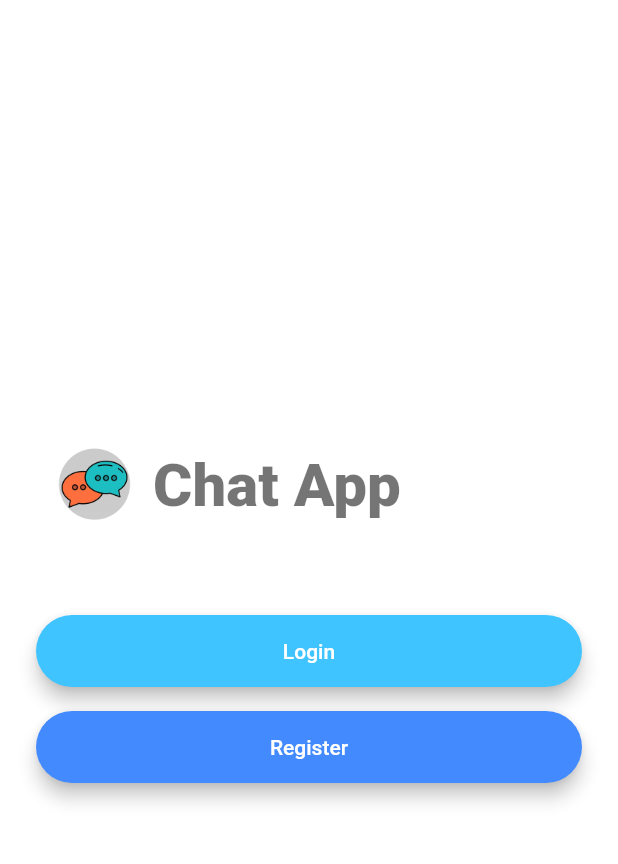
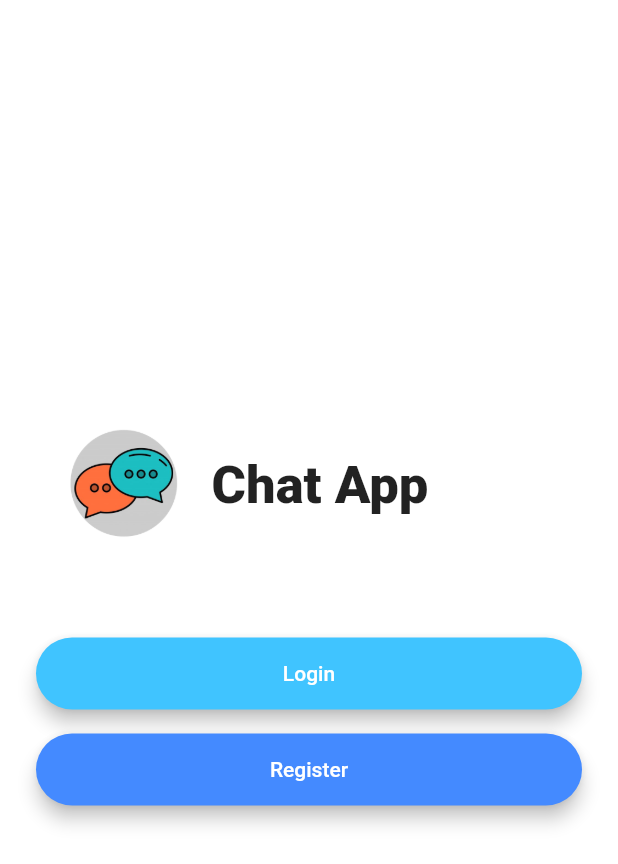
Before and after one commit to sabanansari/Chat-App, a Flutter app: the screen it shows after launch, on a phone screen of 412 x 824 dp. Shown: the top 864 px of the screen. Run offline on Flutter 3.47's test engine with Material 2 defaults, Android fonts, the phone set to English and light mode, and no system bars; our stand-ins replace animated_text_kit.

```diff
--- a/lib/main.dart
+++ b/lib/main.dart
@@ -12,11 +12,6 @@ class ChatApp extends StatelessWidget {
   @override
   Widget build(BuildContext context) {
     return MaterialApp(
-      theme: ThemeData.dark().copyWith(
-          textTheme: TextTheme(
-        body1: TextStyle(color: Colors.black54),
-      )),
-      home: WelcomeScreen(),
       initialRoute: WelcomeScreen.id,
       routes: {
         WelcomeScreen.id: (context) => WelcomeScreen(),
--- a/lib/screens/enter_button.dart
+++ b/lib/screens/enter_button.dart
@@ -19,7 +19,10 @@ class EnterButton extends StatelessWidget {
           onPressed: onPressed,
           minWidth: 200.0,
           height: 42.0,
-          child: Text(label),
+          child: Text(
+            label,
+            style: TextStyle(color: Colors.white),
+          ),
         ),
       ),
     );
--- a/lib/screens/registration_screen.dart
+++ b/lib/screens/registration_screen.dart
@@ -1,5 +1,6 @@
 import 'dart:ui';
 
+import 'package:chat_app/screens/enter_button.dart';
 import 'package:flutter/material.dart';
 import 'input_field.dart';
 
@@ -31,10 +32,20 @@ class _RegistrationScreenState extends State<RegistrationScreen> {
               height: 8.0,
             ),
             InputField(hint: 'Enter your email', colour: Colors.blueAccent),
+            SizedBox(
+              height: 10.0,
+            ),
             InputField(
               hint: 'Enter your password',
               colour: Colors.blueAccent,
             ),
+            SizedBox(
+              height: 48.0,
+            ),
+            EnterButton(
+              label: 'Register',
+              colour: Colors.blueAccent,
+            )
           ],
         ),
       ),
--- a/lib/screens/welcome_screen.dart
+++ b/lib/screens/welcome_screen.dart
@@ -1,7 +1,9 @@
 import 'package:chat_app/screens/login_screen.dart';
 import 'package:chat_app/screens/registration_screen.dart';
+import 'package:flutter/animation.dart';
 import 'package:flutter/material.dart';
 import 'enter_button.dart';
+import 'package:animated_text_kit/animated_text_kit.dart';
 
 class WelcomeScreen extends StatefulWidget {
   static String id = 'welcome_screen';
@@ -9,7 +11,32 @@ class WelcomeScreen extends StatefulWidget {
   _WelcomeScreenState createState() => _WelcomeScreenState();
 }
 
-class _WelcomeScreenState extends State<WelcomeScreen> {
+class _WelcomeScreenState extends State<WelcomeScreen>
+    with SingleTickerProviderStateMixin {
+  AnimationController controller;
+  Animation animation;
+
+  @override
+  void initState() {
+    // TODO: implement initState
+    super.initState();
+    controller = AnimationController(
+      duration: Duration(seconds: 1),
+      vsync: this,
+    );
+    animation = CurvedAnimation(parent: controller, curve: Curves.decelerate);
+    controller.forward();
+    controller.addListener(() {
+      setState(() {});
+    });
+  }
+
+  @override
+  void dispose() {
+    controller.dispose();
+    super.dispose();
+  }
+
   @override
   Widget build(BuildContext context) {
     return Scaffold(
@@ -26,12 +53,13 @@ class _WelcomeScreenState extends State<WelcomeScreen> {
                   tag: 'logo',
                   child: Container(
                     child: Image.asset('images/logo.png'),
-                    height: 60.0,
+                    height: animation.value * 90,
                   ),
                 ),
-                Text('Chat App',
-                    style: TextStyle(
-                      fontSize: 40.0,
+                TypewriterAnimatedTextKit(
+                    text: ['Chat App'],
+                    textStyle: TextStyle(
+                      fontSize: 35.0,
                       fontWeight: FontWeight.w900,
                     ))
               ],
--- a/pubspec.yaml
+++ b/pubspec.yaml
@@ -28,6 +28,10 @@ dependencies:
   # The following adds the Cupertino Icons font to your application.
   # Use with the CupertinoIcons class for iOS style icons.
   cupertino_icons: ^0.1.3
+  animated_text_kit: ^1.3.0
+  firebase_core: ^0.4.5
+  firebase_auth: ^0.16.1
+  cloud_firestore: ^0.13.7
 
 dev_dependencies:
   flutter_test:
```
Also changed, not shown: pubspec.lock, 4 other files.
